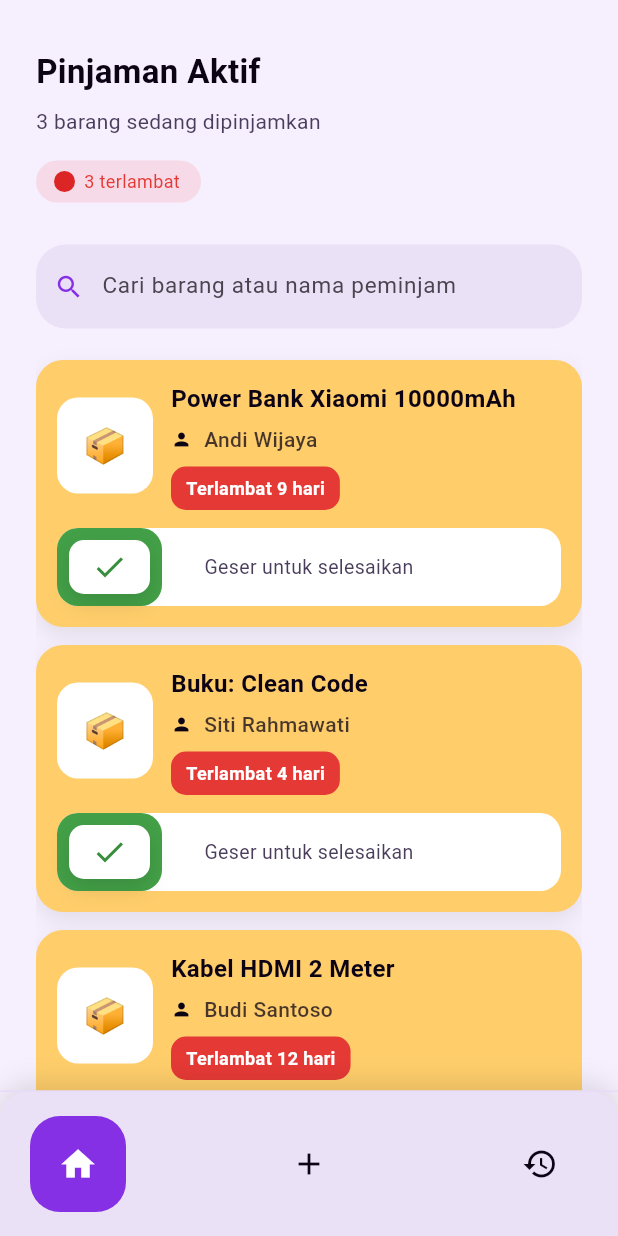
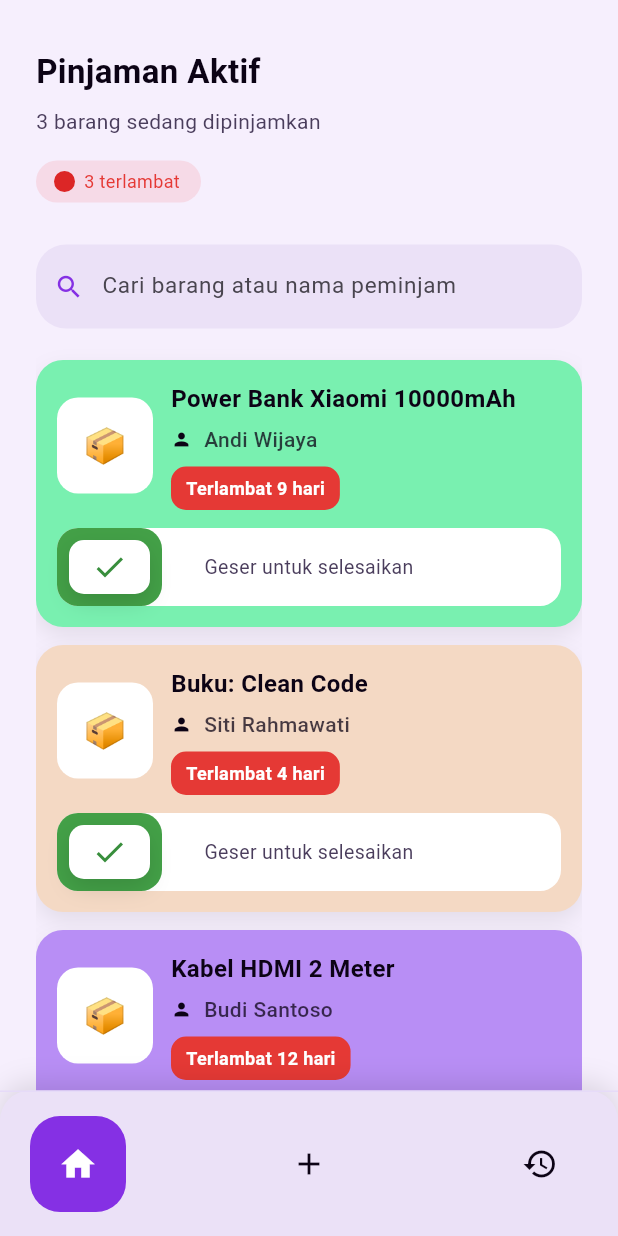
Before and after one commit to Nyot-Nyot/pinjam-in, a Flutter app: the HomeScreen screen opened directly, on a phone screen of 412 x 824 dp. Run offline on Flutter 3.47's test engine with Material 3 defaults, Android fonts, the phone set to English and light mode, and no system bars; our stand-ins replace flutter_contacts, flutter_svg, google_fonts; Roboto replaces fonts that are missing (Arimo).

Commit message:
chore(core): deterministic pastel mapping for item ids

```diff
--- a/lib/models/loan_item.dart
+++ b/lib/models/loan_item.dart
@@ -37,4 +37,18 @@ class LoanItem {
     final r = rng ?? Random();
     return pastelPalette[r.nextInt(pastelPalette.length)];
   }
+
+  /// Deterministically map an item id to a pastel color from the shared palette.
+  ///
+  /// We use a simple DJB2-style hash over the id's UTF-16 code units so the
+  /// same id always maps to the same palette index across app restarts.
+  static Color pastelForId(String id) {
+    if (id.isEmpty) return pastelPalette[0];
+    var hash = 5381;
+    for (final unit in id.codeUnits) {
+      hash = ((hash << 5) + hash) + unit; // hash * 33 + unit
+    }
+    final idx = hash.abs() % pastelPalette.length;
+    return pastelPalette[idx];
+  }
 }
--- a/lib/screens/add_item_screen.dart
+++ b/lib/screens/add_item_screen.dart
@@ -426,7 +426,10 @@ class _AddItemScreenState extends State<AddItemScreen> {
       contact: _contactController.text.trim().isEmpty
           ? null
           : _contactController.text.trim(),
-      color: widget.initial?.color ?? LoanItem.randomPastel(),
+      // If this is an edit, keep the existing color. For new items, derive a
+      // deterministic pastel color from the generated id so the color remains
+      // stable across restarts.
+      color: widget.initial?.color ?? LoanItem.pastelForId(widget.initial?.id ?? DateTime.now().millisecondsSinceEpoch.toString()),
     );
 
     Navigator.of(context).pop<LoanItem>(newItem);
--- a/lib/screens/home_screen.dart
+++ b/lib/screens/home_screen.dart
@@ -33,21 +33,21 @@ class _HomeScreenState extends State<HomeScreen> {
       borrower: 'Andi Wijaya',
       daysRemaining: -9,
       note: 'Kapasitas sudah berkurang, harap kembalikan sebelum 10 Okt',
-      color: LoanItem.randomPastel(),
+      color: LoanItem.pastelForId('1'),
     ),
     LoanItem(
       id: '2',
       title: 'Buku: Clean Code',
       borrower: 'Siti Rahmawati',
       daysRemaining: -4,
-      color: LoanItem.randomPastel(),
+      color: LoanItem.pastelForId('2'),
     ),
     LoanItem(
       id: '3',
       title: 'Kabel HDMI 2 Meter',
       borrower: 'Budi Santoso',
       daysRemaining: -12,
-      color: LoanItem.randomPastel(),
+      color: LoanItem.pastelForId('3'),
     ),
   ];
 
```
